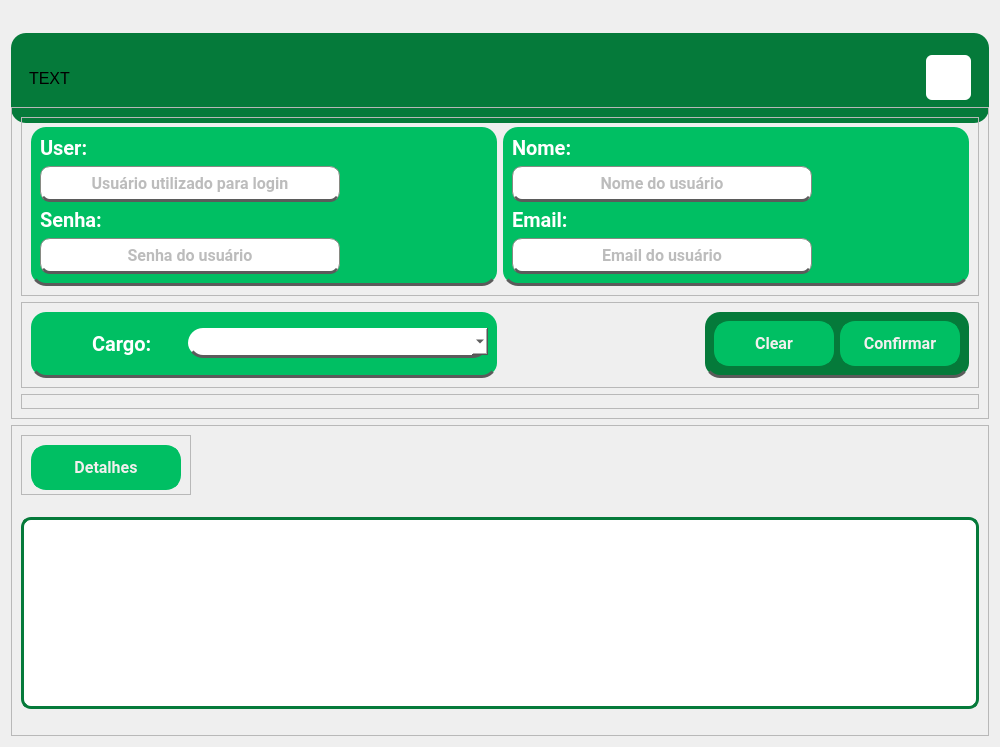
Before: the Qt Designer form PATP/asset_ctrl/templates/interfaces/user_create.ui in eduardogm22/controle_patrimonio, drawn with Qt 5.
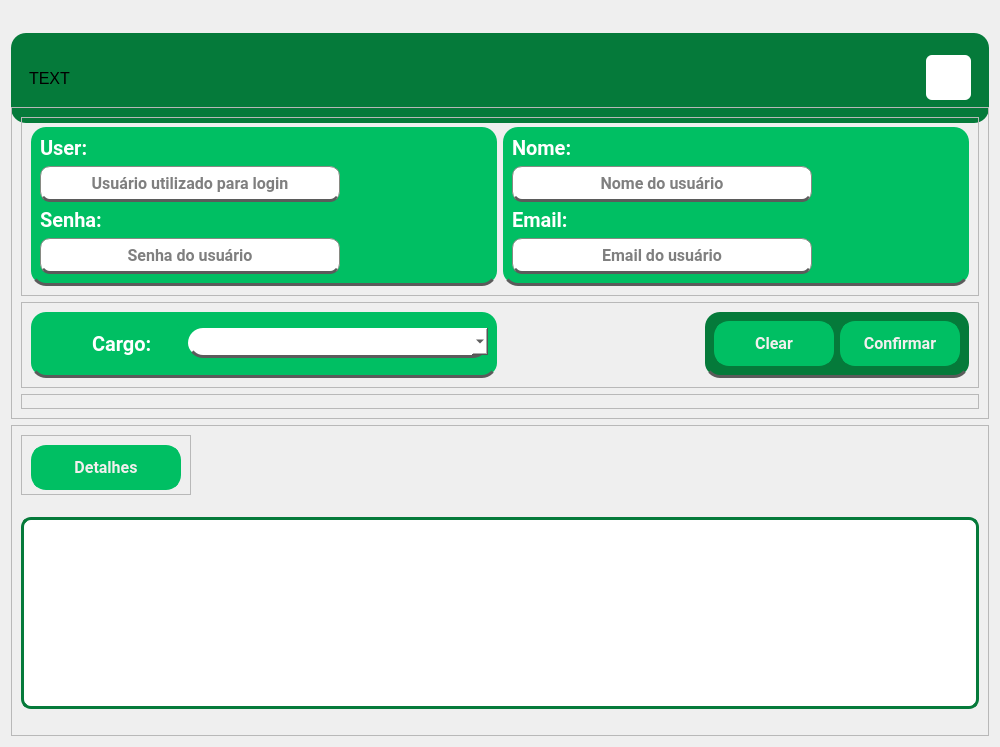
After: the same form once the commit is applied. Icons and pictures are not drawn.

```diff
--- a/PATP/asset_ctrl/templates/interfaces/user_create.ui
+++ b/PATP/asset_ctrl/templates/interfaces/user_create.ui
@@ -214,7 +214,7 @@
               </property>
               <property name="styleSheet">
                <string notr="true">QLineEdit{
-	color:rgb(121, 121, 121);
+	color:black;
 background-color:white;
 border-radius: 10px;
 border-bottom: 3px solid rgb(91, 91, 91)
@@ -273,7 +273,7 @@
               </property>
               <property name="styleSheet">
                <string notr="true">QLineEdit{
-	color:rgb(121, 121, 121);
+	color:black;
 background-color:white;
 border-radius: 10px;
 border-bottom: 3px solid rgb(91, 91, 91)
@@ -351,7 +351,7 @@
               </property>
               <property name="styleSheet">
                <string notr="true">QLineEdit{
-	color:rgb(121, 121, 121);
+	color:black;
 background-color:white;
 border-radius: 10px;
 border-bottom: 3px solid rgb(91, 91, 91)
@@ -410,7 +410,7 @@
               </property>
               <property name="styleSheet">
                <string notr="true">QLineEdit{
-	color:rgb(121, 121, 121);
+	color:black;
 background-color:white;
 border-radius: 10px;
 border-bottom: 3px solid rgb(91, 91, 91)
```
Left out of the diff: 12 changed lines with no effect on the pictures.
